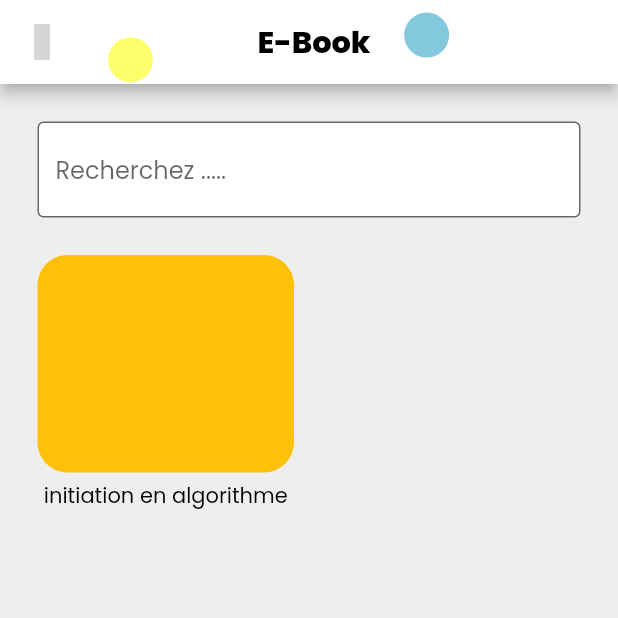
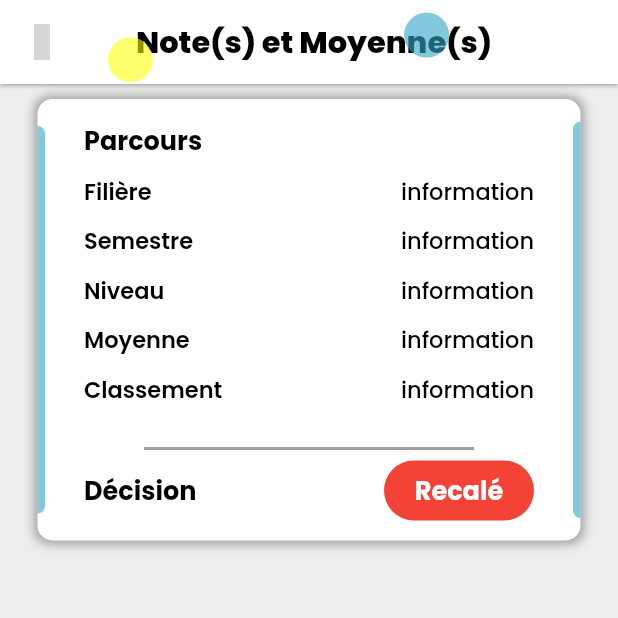
Before and after one commit to KBjeanelie/elimu_universite_mobile, a Flutter app: the screen it shows after launch, on a phone screen of 412 x 824 dp, the top half of it. Run offline on Flutter 3.47's test engine with Material 3 defaults, Android fonts, the phone set to English and light mode, and no system bars; our stand-ins replace eva_icons_flutter, flutter_iconly, google_fonts; grey boxes are pictures that could not be loaded.

Commit message:
Fin du travaille

```diff
--- a/lib/main.dart
+++ b/lib/main.dart
@@ -1,5 +1,6 @@
 import 'package:elimu_universite_mobile/config/size_config.dart';
 import 'package:elimu_universite_mobile/screens/ebook.dart';
+import 'package:elimu_universite_mobile/screens/note_et_moyenne.dart';
 import 'package:elimu_universite_mobile/screens/planning.dart';
 import 'package:elimu_universite_mobile/screens/presence.dart';
 import 'package:flutter/material.dart';
@@ -40,7 +41,7 @@ class MyApp extends StatelessWidget {
         colorScheme: ColorScheme.fromSeed(seedColor: Colors.blue.shade900),
         useMaterial3: false,
       ),
-      home: const EbookScreen(),
+      home: const MoyenneScreen(),
     );
   }
 }
--- a/lib/screens/devoir.dart
+++ b/lib/screens/devoir.dart
@@ -96,7 +96,9 @@ class ContainerMatiere extends StatelessWidget {
           mainAxisAlignment: MainAxisAlignment.spaceBetween,
           children: [
             //bande de couleur de gauche
-            Container(
+            Padding(
+              padding: const EdgeInsets.symmetric(horizontal: 25, vertical: 10),
+              child: Container(
                 height: getProportionateScreenHeight(100),
                 width: 5,
                 decoration: const BoxDecoration(
@@ -104,6 +106,7 @@ class ContainerMatiere extends StatelessWidget {
                   borderRadius: BorderRadius.only(
                     topRight: Radius.circular(20),
                     bottomRight: Radius.circular(20),
+                  ),
                 ),
               ),
             ),
@@ -161,7 +164,9 @@ class ContainerMatiere extends StatelessWidget {
               ],
             ),
             //bande de couleur de droite
-            Container(
+            Padding(
+              padding: const EdgeInsets.symmetric(horizontal: 25, vertical: 10),
+              child: Container(
                 height: getProportionateScreenHeight(100),
                 width: 5,
                 decoration: const BoxDecoration(
@@ -169,6 +174,7 @@ class ContainerMatiere extends StatelessWidget {
                   borderRadius: BorderRadius.only(
                     topLeft: Radius.circular(20),
                     bottomLeft: Radius.circular(20),
+                  ),
                 ),
               ),
             ),
--- /dev/null
+++ b/lib/screens/note_et_moyenne.dart
@@ -0,0 +1,249 @@
+import 'package:elimu_universite_mobile/config/color_border_container.dart';
+import 'package:elimu_universite_mobile/config/size_config.dart';
+import 'package:elimu_universite_mobile/widget/custom_appbar.dart';
+import 'package:flutter/material.dart';
+import 'package:flutter_iconly/flutter_iconly.dart';
+import 'package:google_fonts/google_fonts.dart';
+
+class MoyenneScreen extends StatelessWidget {
+  const MoyenneScreen({super.key});
+  @override
+  Widget build(BuildContext context) {
+    bool _isAdmit = false;
+    return SafeArea(
+      child: Scaffold(
+        backgroundColor: Colors.grey.shade200,
+        appBar: AppBar(
+          elevation: 1,
+          leading: IconButton(
+            onPressed: () {
+              Navigator.pop(context);
+            },
+            icon: const Icon(
+              IconlyLight.arrowLeft2,
+              color: Colors.black,
+            ),
+          ),
+          title: const CustomAppBar(
+            text: 'Note(s) et Moyenne(s)',
+          ),
+          centerTitle: true,
+          backgroundColor: const Color.fromARGB(255, 255, 255, 255),
+        ),
+        body: SingleChildScrollView(
+          child: Column(
+            children: [
+              Padding(
+                padding:
+                    const EdgeInsets.symmetric(horizontal: 25, vertical: 10),
+                child: Container(
+                  height: getProportionateScreenHeight(290),
+                  width: double.infinity,
+                  decoration: BoxDecoration(
+                      color: Colors.white,
+                      borderRadius: BorderRadius.circular(10),
+                      boxShadow: [
+                        BoxShadow(
+                          color: Colors.grey.shade500,
+                          blurRadius: 5,
+                          spreadRadius: 2,
+                        ),
+                      ]),
+                  child: Row(
+                    mainAxisAlignment: MainAxisAlignment.spaceBetween,
+                    children: [
+                      //bord container
+                      Padding(
+                        padding: const EdgeInsets.symmetric(
+                          vertical: 18,
+                        ),
+                        child: Container(
+                          height: double.infinity,
+                          width: 5,
+                          decoration: BoxDecoration(
+                            color: cBlue,
+                            borderRadius: const BorderRadius.only(
+                              topRight: Radius.circular(20),
+                              bottomRight: Radius.circular(20),
+                            ),
+                          ),
+                        ),
+                      ),
+                      //
+                      Padding(
+                        padding: const EdgeInsets.symmetric(
+                          vertical: 15,
+                          horizontal: 10,
+                        ),
+                        child: Container(
+                          // color: Colors.green,
+                          width: 300,
+                          child: Column(
+                            crossAxisAlignment: CrossAxisAlignment.start,
+                            children: [
+                              Text(
+                                'Parcours',
+                                style: GoogleFonts.poppins(
+                                  color: Colors.black,
+                                  fontWeight: FontWeight.w700,
+                                  fontSize: 17,
+                                ),
+                              ),
+                              const SizedBox(
+                                height: 10,
+                              ),
+                              const InfoLine(
+                                denomination: 'Filière',
+                                resultat: 'information',
+                              ),
+                              const SizedBox(
+                                height: 10,
+                              ),
+                              const InfoLine(
+                                denomination: 'Semestre',
+                                resultat: 'information',
+                              ),
+                              const SizedBox(
+                                height: 10,
+                              ),
+                              const InfoLine(
+                                denomination: 'Niveau',
+                                resultat: 'information',
+                              ),
+                              const SizedBox(
+                                height: 10,
+                              ),
+                              const InfoLine(
+                                denomination: 'Moyenne',
+                                resultat: 'information',
+                              ),
+                              const SizedBox(
+                                height: 10,
+                              ),
+                              const InfoLine(
+                                denomination: 'Classement',
+                                resultat: 'information',
+                              ),
+                              const SizedBox(
+                                height: 20,
+                              ),
+                              const Divider(
+                                color: Colors.black38,
+                                indent: 40,
+                                endIndent: 40,
+                                thickness: 2,
+                              ),
+                              Row(
+                                mainAxisAlignment:
+                                    MainAxisAlignment.spaceBetween,
+                                children: [
+                                  Text(
+                                    'Décision',
+                                    style: GoogleFonts.poppins(
+                                      color: Colors.black,
+                                      fontWeight: FontWeight.w700,
+                                      fontSize: 17,
+                                    ),
+                                  ),
+                                  Decision(
+                                    isAdmi: _isAdmit,
+                                  )
+                                ],
+                              )
+                            ],
+                          ),
+                        ),
+                      ),
+                      //bord container
+                      Padding(
+                        padding: const EdgeInsets.symmetric(
+                          vertical: 15,
+                        ),
+                        child: Container(
+                          height: double.infinity,
+                          width: 5,
+                          decoration: BoxDecoration(
+                            color: cBlue,
+                            borderRadius: const BorderRadius.only(
+                              topLeft: Radius.circular(20),
+                              bottomLeft: Radius.circular(20),
+                            ),
+                          ),
+                        ),
+                      ),
+                    ],
+                  ),
+                ),
+              )
+            ],
+          ),
+        ),
+      ),
+    );
+  }
+}
+
+class Decision extends StatelessWidget {
+  final bool isAdmi;
+
+  const Decision({
+    super.key,
+    required this.isAdmi,
+  });
+
+  @override
+  Widget build(BuildContext context) {
+    return Container(
+      height: 40,
+      width: 100,
+      alignment: Alignment.center,
+      decoration: BoxDecoration(
+        color: isAdmi ? Colors.green : Colors.red,
+        borderRadius: BorderRadius.circular(20),
+      ),
+      child: Text(
+        isAdmi ? 'Admis' : "Recalé",
+        style: GoogleFonts.poppins(
+          color: Colors.white,
+          fontWeight: FontWeight.w700,
+          fontSize: 17,
+        ),
+      ),
+    );
+  }
+}
+
+class InfoLine extends StatelessWidget {
+  final String denomination;
+  final String resultat;
+  const InfoLine({
+    super.key,
+    required this.denomination,
+    required this.resultat,
+  });
+
+  @override
+  Widget build(BuildContext context) {
+    return Row(
+      mainAxisAlignment: MainAxisAlignment.spaceBetween,
+      children: [
+        Text(
+          denomination,
+          style: GoogleFonts.poppins(
+            color: Colors.black,
+            fontWeight: FontWeight.w600,
+            fontSize: 15,
+          ),
+        ),
+        Text(
+          resultat,
+          style: GoogleFonts.poppins(
+            color: Colors.black,
+            fontWeight: FontWeight.w500,
+            fontSize: 15,
+          ),
+        ),
+      ],
+    );
+  }
+}
```
Lines whose indentation alone changed are shown as unchanged.
